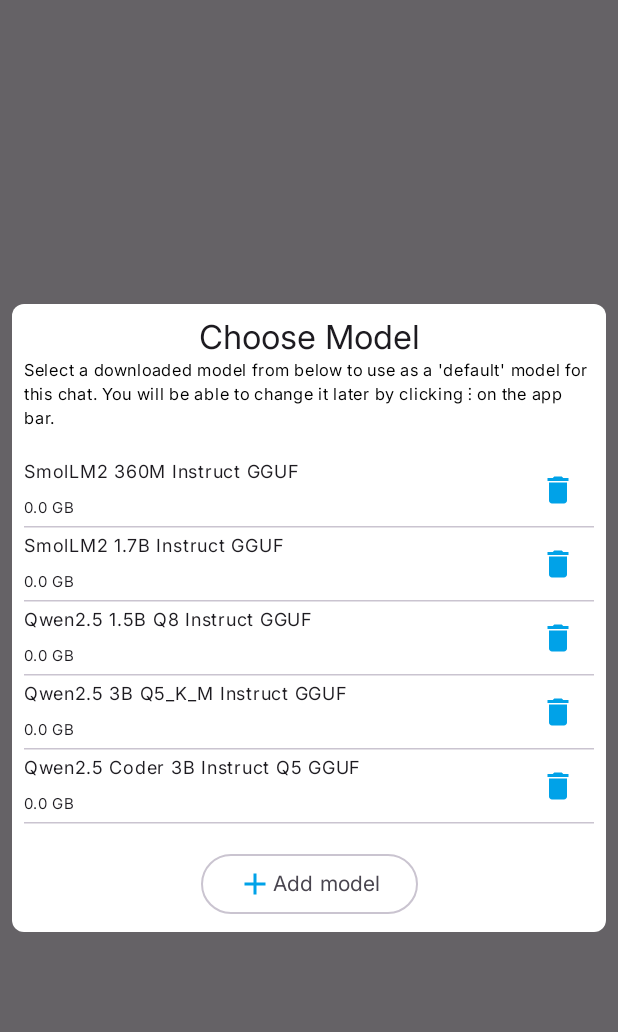
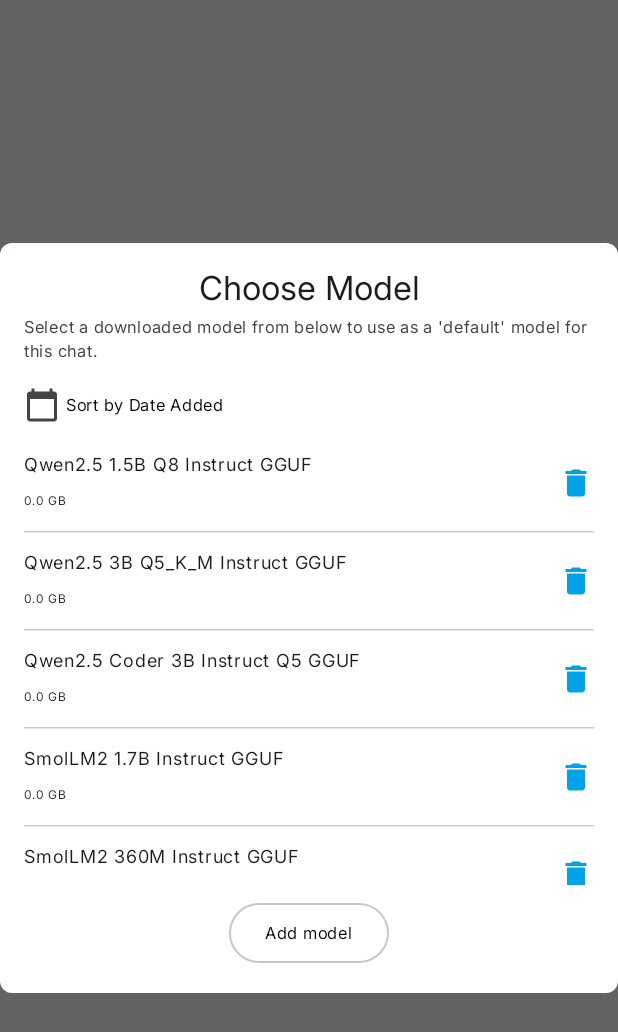
Before and after one commit to xiv3r/SmolChat-Android, an Android app built with Jetpack Compose: the composable SelectModelsList called with sample values from the repository, on a phone screen of 412 x 824 dp. Shown: the top 1032 px of the screen. Run offline under Robolectric (Android 15) with nearby library versions, the light colour scheme and no system bars; libraries missing offline, so code that uses them is left out: io.objectbox, io.objectbox.annotation.

Commit message:
ui: add button to sort by name or date added

```diff
--- a/app/src/main/java/io/shubham0204/smollmandroid/ui/screens/chat/SelectModelsList.kt
+++ b/app/src/main/java/io/shubham0204/smollmandroid/ui/screens/chat/SelectModelsList.kt
@@ -17,8 +17,19 @@
 package io.shubham0204.smollmandroid.ui.screens.chat
 
 import android.content.Intent
+import androidx.compose.animation.AnimatedContent
+import androidx.compose.animation.core.tween
+import androidx.compose.animation.fadeIn
+import androidx.compose.animation.fadeOut
+import androidx.compose.animation.slideInHorizontally
+import androidx.compose.animation.slideOutHorizontally
+import androidx.compose.animation.togetherWith
+import androidx.compose.animation.with
+import androidx.compose.foundation.Image
 import androidx.compose.foundation.background
 import androidx.compose.foundation.clickable
+import androidx.compose.foundation.interaction.MutableInteractionSource
+import androidx.compose.foundation.layout.Arrangement
 import androidx.compose.foundation.layout.Column
 import androidx.compose.foundation.layout.Row
 import androidx.compose.foundation.layout.Spacer
@@ -26,21 +37,31 @@
 import androidx.compose.foundation.layout.height
 import androidx.compose.foundation.layout.heightIn
 import androidx.compose.foundation.layout.padding
+import androidx.compose.foundation.layout.size
+import androidx.compose.foundation.layout.width
 import androidx.compose.foundation.lazy.LazyColumn
 import androidx.compose.foundation.lazy.items
 import androidx.compose.foundation.shape.RoundedCornerShape
 import androidx.compose.material.icons.Icons
 import androidx.compose.material.icons.filled.Add
+import androidx.compose.material.icons.filled.CalendarToday
 import androidx.compose.material.icons.filled.Delete
+import androidx.compose.material.icons.filled.Title
+import androidx.compose.material3.DividerDefaults
 import androidx.compose.material3.HorizontalDivider
 import androidx.compose.material3.Icon
 import androidx.compose.material3.IconButton
 import androidx.compose.material3.OutlinedButton
 import androidx.compose.material3.Text
 import androidx.compose.runtime.Composable
+import androidx.compose.runtime.getValue
+import androidx.compose.runtime.mutableStateOf
+import androidx.compose.runtime.remember
+import androidx.compose.runtime.setValue
 import androidx.compose.ui.Alignment
 import androidx.compose.ui.Modifier
 import androidx.compose.ui.graphics.Color
+import androidx.compose.ui.graphics.ColorFilter
 import androidx.compose.ui.platform.LocalContext
 import androidx.compose.ui.unit.dp
 import androidx.compose.ui.unit.sp
@@ -54,6 +75,11 @@
 import io.shubham0204.smollmandroid.ui.theme.AppFontFamily
 import java.io.File
 
+enum class SortOrder {
+    NAME,
+    DATE_ADDED
+}
+
 @Composable
 fun SelectModelsList(
     onDismissRequest: () -> Unit,
@@ -63,23 +89,99 @@
     showModelDeleteIcon: Boolean = true,
 ) {
     val context = LocalContext.current
+    var sortOrder by remember{ mutableStateOf(SortOrder.NAME) }
     Dialog(onDismissRequest = onDismissRequest) {
         Column(
             modifier =
                 Modifier
-                    .padding(8.dp)
                     .fillMaxWidth()
                     .background(Color.White, RoundedCornerShape(8.dp))
-                    .padding(8.dp),
-            horizontalAlignment = Alignment.CenterHorizontally,
+                    .padding(16.dp),
         ) {
             DialogTitleText(text = "Choose Model")
+            Spacer(modifier = Modifier.height(4.dp))
             SmallLabelText(
-                "Select a downloaded model from below to use as a 'default' model for this chat. You will " +
-                    "be able to change it later by clicking ⫶ on the app bar.",
+                "Select a downloaded model from below to use as a 'default' model for this chat.",
+                textColor = Color.DarkGray
             )
             Spacer(modifier = Modifier.height(16.dp))
+
+            // Animate switching between different types of content
+            // See https://developer.android.com/develop/ui/compose/animation/quick-guide#switch-different
+            AnimatedContent(
+                sortOrder,
+                transitionSpec = {
+                    fadeIn(
+                        animationSpec = tween(100)
+                    ) togetherWith fadeOut(animationSpec = tween(100))
+                },
+                modifier = Modifier.clickable(
+                    interactionSource = remember { MutableInteractionSource() },
+                    indication = null
+                ) {
+                    sortOrder = when (sortOrder) {
+                        SortOrder.NAME -> SortOrder.DATE_ADDED
+                        SortOrder.DATE_ADDED -> SortOrder.NAME
+                    }
+                },
+                label = "change-sort-order-anim",
+            ) { targetSortOrder: SortOrder ->
+                Row(
+                    verticalAlignment = Alignment.CenterVertically,
+                    modifier = Modifier
+                        .align(Alignment.End)
+                        .clickable(
+                            interactionSource = remember { MutableInteractionSource() },
+                            indication = null
+                        ) {
+                            sortOrder = if (sortOrder == SortOrder.NAME) SortOrder.DATE_ADDED else SortOrder.NAME
+                        }
+                ) {
+                    when (targetSortOrder) {
+                        SortOrder.DATE_ADDED -> {
+                            Image(
+                                imageVector = Icons.Default.Title,
+                                contentDescription = "Sort by Model Name",
+                                colorFilter = ColorFilter.tint(Color.DarkGray)
+                            )
+                            Spacer(modifier = Modifier.width(4.dp))
+                            SmallLabelText("Sort by Name")
+                        }
+                        SortOrder.NAME -> {
+                            Image(
+                                imageVector = Icons.Default.CalendarToday,
+                                contentDescription = "Sort by Date Added",
+                                colorFilter = ColorFilter.tint(Color.DarkGray)
+                            )
+                            Spacer(modifier = Modifier.width(4.dp))
+                            SmallLabelText("Sort by Date Added")
+                        }
+                    }
+                }
+            }
+
+
+            Spacer(modifier = Modifier.height(8.dp))
             LazyColumn(modifier = Modifier.heightIn(max = 300.dp)) {
+                if (sortOrder == SortOrder.NAME) {
+                    items(modelsList.sortedBy{ it.name }) {
+                        ModelListItem(
+                            model = it,
+                            onModelListItemClick,
+                            onModelDeleteClick,
+                            showModelDeleteIcon,
+                        )
+                    }
+                } else {
+                    items(modelsList.reversed()) {
+                        ModelListItem(
+                            model = it,
+                            onModelListItemClick,
+                            onModelDeleteClick,
+                            showModelDeleteIcon,
+                        )
+                    }
+                }
                 items(modelsList) {
                     ModelListItem(
                         model = it,
@@ -89,8 +191,9 @@
                     )
                 }
             }
-            Spacer(modifier = Modifier.height(16.dp))
+            Spacer(modifier = Modifier.height(8.dp))
             OutlinedButton(
+                modifier = Modifier.align(Alignment.CenterHorizontally),
                 onClick = {
                     Intent(context, DownloadModelActivity::class.java).also {
                         it.putExtra("openChatScreen", false)
@@ -98,8 +201,7 @@
                     }
                 },
             ) {
-                Icon(Icons.Default.Add, contentDescription = "Add model", tint = AppAccentColor)
-                Text("Add model", fontFamily = AppFontFamily)
+                SmallLabelText("Add model")
             }
         }
     }
@@ -117,16 +219,19 @@
         verticalAlignment = Alignment.CenterVertically,
     ) {
         Column(modifier = Modifier.weight(1f)) {
+            Spacer(modifier = Modifier.height(8.dp))
             Text(text = model.name, fontSize = 12.sp, fontFamily = AppFontFamily, maxLines = 1)
             Text(
                 text = "%.1f GB".format(File(model.path).length() / (1e+9)),
-                fontSize = 10.sp,
+                fontSize = 8.sp,
                 fontFamily = AppFontFamily,
                 maxLines = 1,
             )
+            Spacer(modifier = Modifier.height(8.dp))
         }
         if (showModelDeleteIcon) {
             IconButton(
+                modifier = Modifier.size(24.dp),
                 onClick = {
                     createAlertDialog(
                         dialogTitle = "Delete Model",
@@ -146,5 +251,5 @@
             }
         }
     }
-    HorizontalDivider(modifier = Modifier.fillMaxWidth())
+    HorizontalDivider(modifier = Modifier.fillMaxWidth(), color = Color.LightGray)
 }
```
